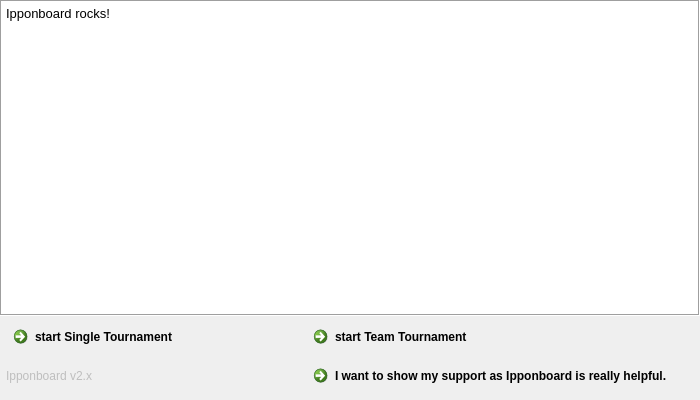
First picture: the form in base/SplashScreen.ui, repository fmuecke/Ipponboard, before the edit.
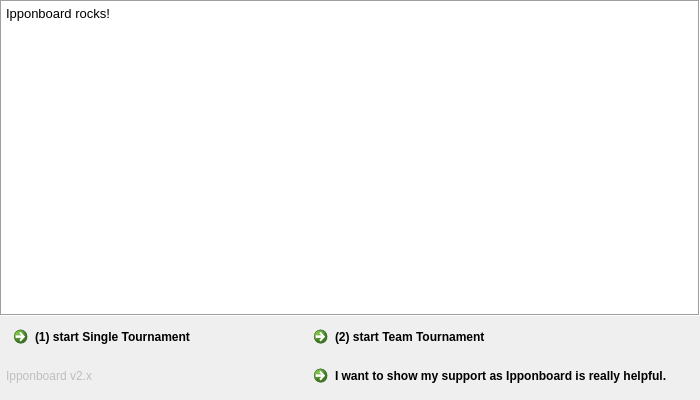
Second picture: the form after the edit. Icons and pictures are not drawn.

Commit message: added shortcuts to select single or team mode from splashscreen (1, 2)

```diff
--- a/base/SplashScreen.ui
+++ b/base/SplashScreen.ui
@@ -141,7 +141,7 @@
      <item row="1" column="0">
       <widget class="QCommandLinkButton" name="commandLinkButton_startSingleVersion">
        <property name="text">
-        <string>start Single Tournament</string>
+        <string>(1) start Single Tournament</string>
        </property>
        <property name="icon">
         <iconset resource="ipponboard.qrc">
@@ -161,7 +161,7 @@
         <enum>Qt::LeftToRight</enum>
        </property>
        <property name="text">
-        <string>start Team Tournament</string>
+        <string>(2) start Team Tournament</string>
        </property>
        <property name="icon">
         <iconset resource="ipponboard.qrc">
```
Left out of the diff: 17 changed lines with no effect on the pictures. The commit also changes 3 other files.
